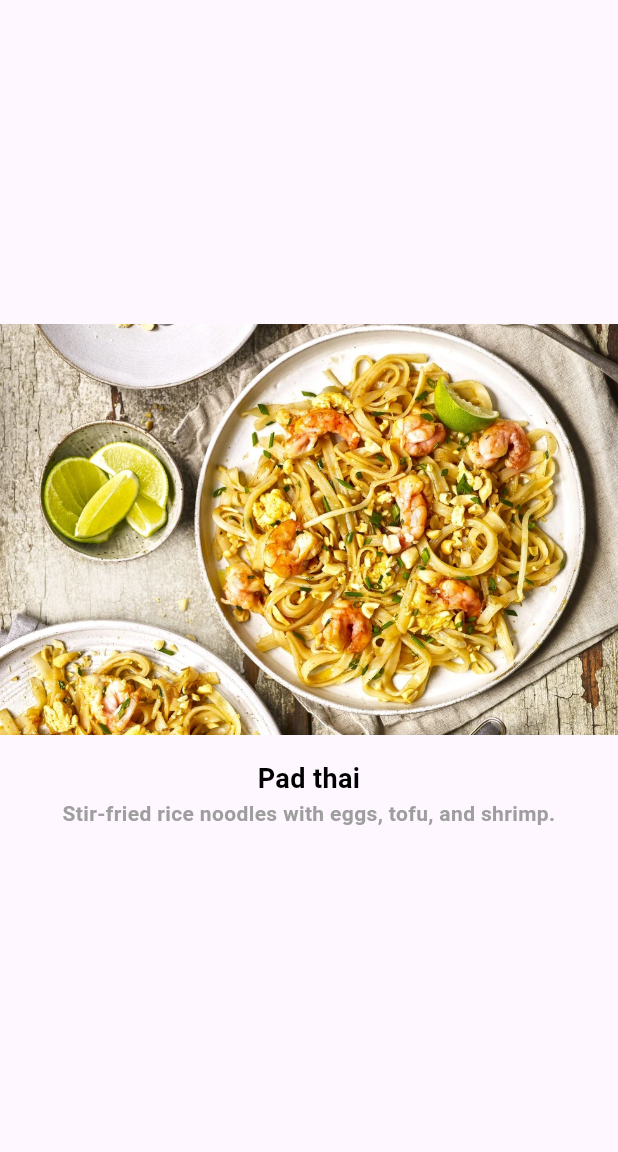
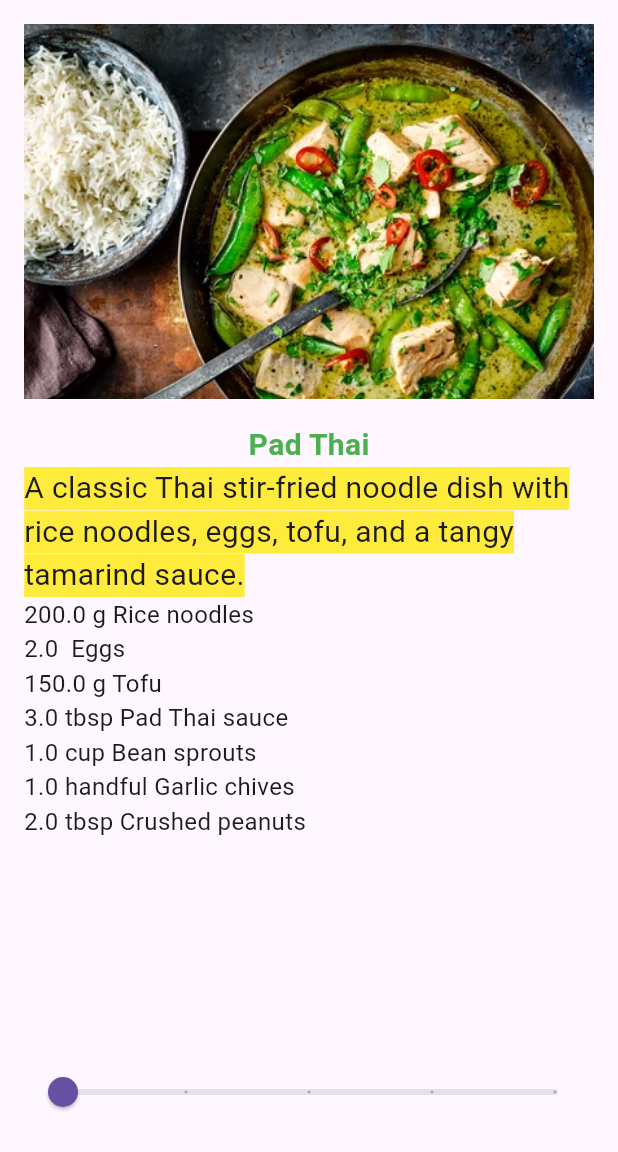
Before and after one commit to ChokzaISGOOD/receipesNEW, a Flutter app: the RecipeDetail screen opened directly with sample values from the repository, on a phone screen of 412 x 824 dp, the part 84-1236 px from its top. Run offline on Flutter 3.47's test engine with Material 3 defaults, Android fonts, the phone set to English and light mode, and no system bars; Roboto replaces fonts that are missing (BerkshireSwash).

```diff
--- /dev/null
+++ b/lib/model/Ingredient.dart
@@ -0,0 +1,8 @@
+class Ingredient {
+String name; // Name of the ingredient (e.g., "Sugar")
+int quantity; // Quantity of the ingredient (e.g., "2")
+String unit; // Unit of measurement (e.g., "cups")
+
+ // Constructor
+Ingredient({required this.name, required this.quantity, required this.unit});
+}
--- a/lib/model/recipe.dart
+++ b/lib/model/recipe.dart
@@ -1,13 +1,70 @@
+import 'package:myapp/model/Ingredient.dart';
+
 class Recipe {
   String imgUrl;
   String imgTitle;
   String detail;
+  List<Ingredient> ingredient;
+
   //constructor
-  Recipe(this.imgUrl,this.imgTitle, this.detail);
-   static List<Recipe> samples = [
-   Recipe('assets/images/2.webp','Pad thai','Stir-fried rice noodles with eggs, tofu, and shrimp.'),
-   Recipe('assets/images/1.webp','Green thai Fish Curry','A spicy and aromatic curry with green chilies and fish.'),
-   Recipe('assets/images/3.webp','Pumpkin Curry','A sweet and savory curry with pumpkin and coconut milk.'),
-   Recipe('assets/images/4.webp','Northern Larb','A spicy minced pork salad with herbs and lime.')
-   ];
+  Recipe(this.imgUrl,this.imgTitle, this.detail,this.ingredient);
+
+  static List<Recipe> samples = [
+    Recipe(
+      'assets/images/1.webp',
+      'Pad Thai',
+      'A classic Thai stir-fried noodle dish with rice noodles, eggs, tofu, and a tangy tamarind sauce.',
+      [
+        Ingredient(name: 'Rice noodles', quantity: 200, unit: 'g'),
+        Ingredient(name: 'Eggs', quantity: 2, unit: ''),
+        Ingredient(name: 'Tofu', quantity: 150, unit: 'g'),
+        Ingredient(name: 'Pad Thai sauce', quantity: 3, unit: 'tbsp'),
+        Ingredient(name: 'Bean sprouts', quantity: 1, unit: 'cup'),
+        Ingredient(name: 'Garlic chives', quantity: 1, unit: 'handful'),
+        Ingredient(name: 'Crushed peanuts', quantity: 2, unit: 'tbsp'),
+      ],
+    ),
+    Recipe(
+      'assets/images/2.webp',
+      'Green Thai Curry',
+      'A rich and aromatic green curry made with coconut milk, green curry paste, and fresh herbs.',
+      [
+        Ingredient(name: 'Green curry paste', quantity: 2, unit: 'tbsp'),
+        Ingredient(name: 'Coconut milk', quantity: 2, unit: 'cups'),
+        Ingredient(name: 'Chicken', quantity: 250, unit: 'g'),
+        Ingredient(name: 'Thai eggplant', quantity: 1, unit: 'cup'),
+        Ingredient(name: 'Kaffir lime leaves', quantity: 3, unit: ''),
+        Ingredient(name: 'Fish sauce', quantity: 1, unit: 'tbsp'),
+        Ingredient(name: 'Thai basil', quantity: 1, unit: 'handful'),
+      ],
+    ),
+    Recipe(
+      'assets/images/3.webp',
+      'Pumpkin Curry',
+      'A mildly sweet and creamy Thai curry made with pumpkin and coconut milk.',
+      [
+        Ingredient(name: 'Pumpkin', quantity: 300, unit: 'g'),
+        Ingredient(name: 'Red curry paste', quantity: 2, unit: 'tbsp'),
+        Ingredient(name: 'Coconut milk', quantity: 2, unit: 'cups'),
+        Ingredient(name: 'Vegetable stock', quantity: 1, unit: 'cup'),
+        Ingredient(name: 'Palm sugar', quantity: 1, unit: 'tbsp'),
+        Ingredient(name: 'Fish sauce', quantity: 1, unit: 'tbsp'),
+        Ingredient(name: 'Thai basil', quantity: 1, unit: 'handful'),
+      ],
+    ),
+    Recipe(
+      'assets/images/4.webp',
+      'Northern Larb',
+      'A traditional Northern Thai minced meat salad with aromatic herbs and toasted spices.',
+      [
+        Ingredient(name: 'Minced pork', quantity: 250, unit: 'g'),
+        Ingredient(name: 'Larb spice mix', quantity: 2, unit: 'tbsp'),
+        Ingredient(name: 'Shallots', quantity: 2, unit: ''),
+        Ingredient(name: 'Dried chilies', quantity: 2, unit: ''),
+        Ingredient(name: 'Fish sauce', quantity: 1, unit: 'tbsp'),
+        Ingredient(name: 'Fresh herbs', quantity: 1, unit: 'handful'),
+        Ingredient(name: 'Lime juice', quantity: 1, unit: 'tbsp'),
+      ],
+    ),
+  ];
 }
--- a/lib/recipe_detail.dart
+++ b/lib/recipe_detail.dart
@@ -1,38 +1,74 @@
 import 'package:flutter/material.dart';
 import 'package:myapp/model/recipe.dart';
 
-class RecipeDetail extends StatelessWidget {
+class RecipeDetail extends StatefulWidget {
+  // receive data from main.dart
   final Recipe recipe;
 
   const RecipeDetail({super.key, required this.recipe});
 
+  @override
+  State<RecipeDetail> createState() => _RecipeDetailState();
+}
+
+class _RecipeDetailState extends State<RecipeDetail> {
+  double sliderValue = 1;
 
   @override
   Widget build(BuildContext context) {
     return Scaffold(
-      appBar: AppBar(title: const Text('Recipe Detail')
+      appBar: AppBar(title: Text('Recipe Detail')),
+      body: Padding(
+        padding: const EdgeInsets.all(16.0),
+        child: Column(
+          children: [
+            Image.asset(
+              widget.recipe.imgUrl,
+              height: 250,
+              width: double.infinity,
+              fit: BoxFit.cover,
             ),
-      body: Center(
-          child: Column(
-            mainAxisSize: MainAxisSize.min, // ⬅️ ไม่ให้กินพื้นที่เต็มจอ
-            crossAxisAlignment: CrossAxisAlignment.center,
-            children: [
-              Image.asset(recipe.imgUrl),
             const SizedBox(height: 16.0),
             Text(
-                recipe.imgTitle,
+              widget.recipe.imgTitle,
               style: const TextStyle(
-                  fontSize: 18,
+                color: Colors.green,
+                fontSize: 20,
                 fontWeight: FontWeight.bold,
-                  color: Colors.black,
               ),
-                textAlign: TextAlign.center,
             ),
             Text(
-                recipe.detail,
-                style: const TextStyle(fontSize: 14, fontWeight: FontWeight.bold, color: Colors.grey,),
-                textAlign: TextAlign.center,
-
+              widget.recipe.detail,
+              style: const TextStyle(
+                fontFamily: 'BerkshireSwash',
+                fontSize: 20.0,
+                backgroundColor: Colors.yellow,
+              ),
+            ),
+            Expanded(
+              child: ListView.builder(
+                itemBuilder: (BuildContext context, int index) {
+                  final ingredient = widget.recipe.ingredient[index];
+                  return Text(
+                    '${ingredient.quantity * sliderValue} ${ingredient.unit} ${ingredient.name}',
+                    style: const TextStyle(fontSize: 16.0),
+                  );
+                },
+                itemCount: widget.recipe.ingredient.length,
+              ),
+            ),
+            const SizedBox(height: 20),
+            Slider(
+              min: 1,
+              max: 5,
+              divisions: 4,
+              label: sliderValue.round().toString(),
+              value: sliderValue,
+              onChanged: (newValue) {
+                setState(() {
+                  sliderValue = newValue;
+                });
+              },
             ),
           ],
         ),
```
Lines whose indentation alone changed are shown as unchanged.
